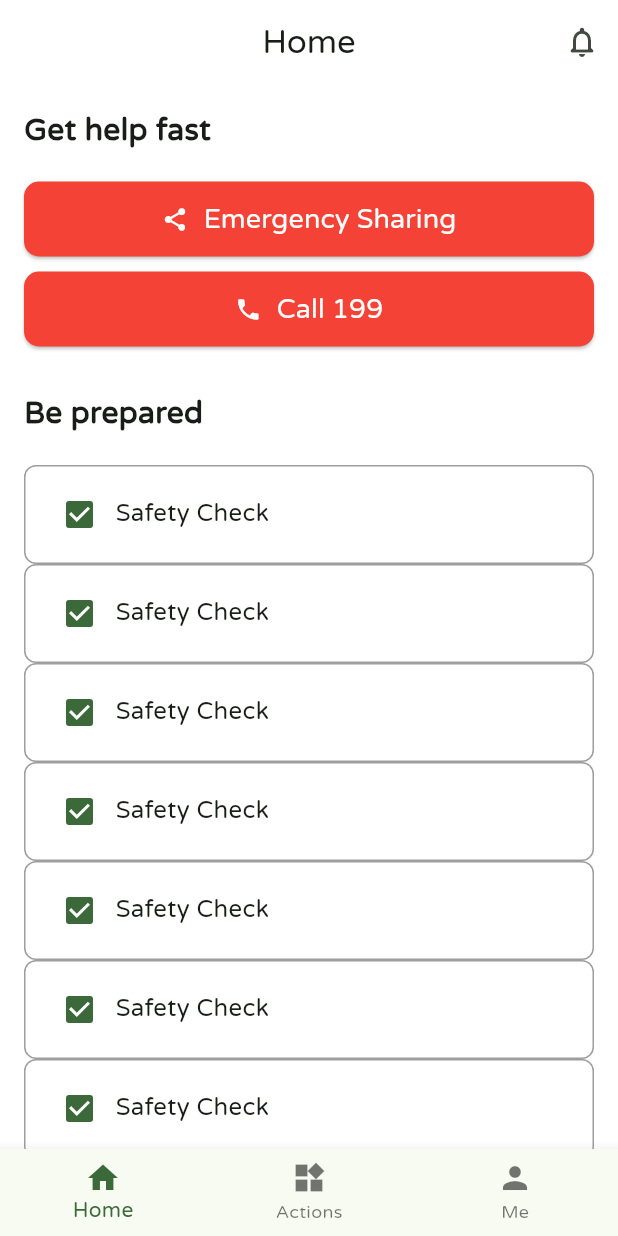
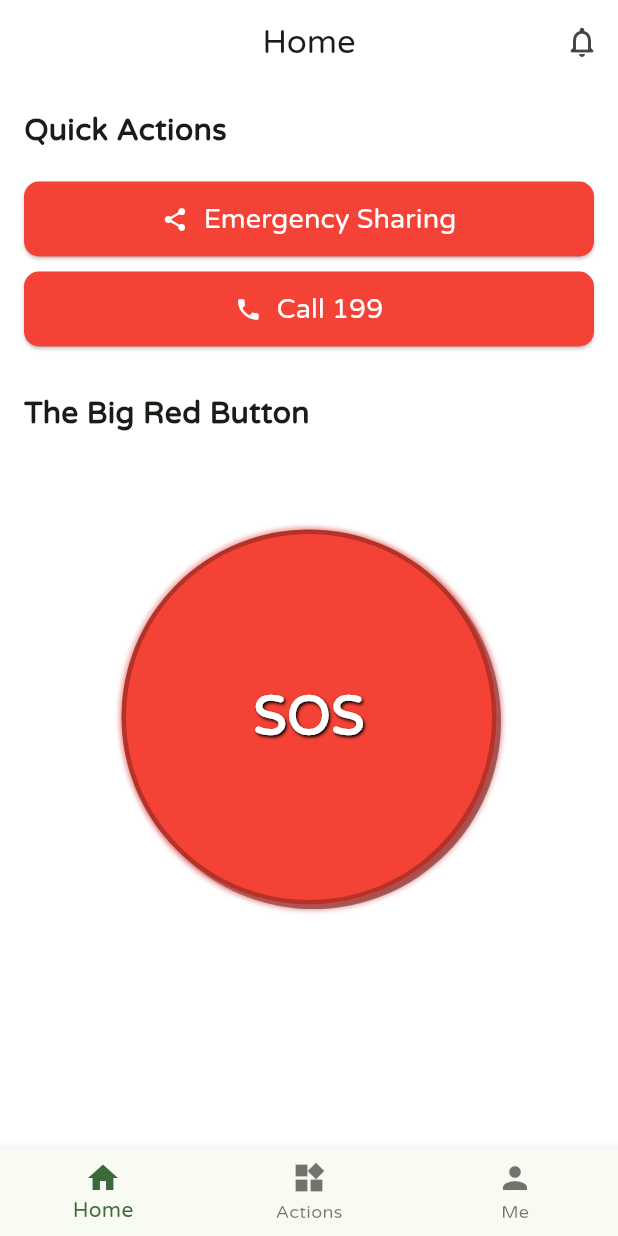
Before and after one commit to ObiajuluM/Ally, a Flutter app: the screen it shows after launch, on a phone screen of 412 x 824 dp. Run offline on Flutter 3.47's test engine with Material 3 defaults, Android fonts, the phone set to English and light mode, and no system bars; our stand-ins replace flutter_riverpod, riverpod, shared_preferences; missing offline and left inert: flutter_displaymode.

Commit message:
chages to the big red button

```diff
--- /dev/null
+++ b/lib/pages/home/components/big_red_button copy.dart
@@ -0,0 +1,152 @@
+import 'package:flutter/material.dart';
+
+class PressableButtonAnimated extends StatefulWidget {
+  // Use a builder function to pass the 'isPressed' state to the child
+  final Widget Function(bool isPressed) builder;
+  final VoidCallback onPressed;
+  final Duration animationDuration;
+  final double scaleFactor;
+  final double pressedOffset; // Overall vertical offset when pressed
+
+  const PressableButtonAnimated({
+    Key? key,
+    required this.builder,
+    required this.onPressed,
+    this.animationDuration = const Duration(milliseconds: 100),
+    this.scaleFactor =
+        0.95, // Slightly more pronounced scale down for this effect
+    this.pressedOffset = 4.0, // Overall button moves down by 4 pixels
+  }) : super(key: key);
+
+  @override
+  _PressableButtonAnimatedState createState() =>
+      _PressableButtonAnimatedState();
+}
+
+class _PressableButtonAnimatedState extends State<PressableButtonAnimated> {
+  bool _isPressed = false;
+
+  @override
+  Widget build(BuildContext context) {
+    final double overallScale = _isPressed ? widget.scaleFactor : 1.0;
+    final double overallYOffset = _isPressed ? widget.pressedOffset : 0.0;
+
+    return GestureDetector(
+      onTapDown: (_) {
+        setState(() {
+          _isPressed = true;
+        });
+      },
+      onTapUp: (_) {
+        setState(() {
+          _isPressed = false;
+        });
+        // Execute callback after the release animation starts/completes
+        // You might want to delay this if the animation is long
+        widget.onPressed();
+      },
+      onTapCancel: () {
+        setState(() {
+          _isPressed = false;
+        });
+      },
+      child: AnimatedScale(
+        scale: overallScale,
+        duration: widget.animationDuration,
+        curve: Curves.easeOutCubic,
+        child: AnimatedSlide(
+          offset: Offset(0, overallYOffset), // Overall vertical translation
+          duration: widget.animationDuration,
+          curve: Curves.easeOutCubic,
+          child: widget.builder(_isPressed), // Pass _isPressed to the builder
+        ),
+      ),
+    );
+  }
+}
+
+class BigRedButton extends StatelessWidget {
+  const BigRedButton({
+    super.key,
+  });
+
+  @override
+  Widget build(BuildContext context) {
+    return Center(
+      child: PressableButtonAnimated(
+        pressedOffset: 0.2,
+
+        onPressed: () {
+          ScaffoldMessenger.of(context).showSnackBar(
+            const SnackBar(content: Text('Amber button clicked!')),
+          );
+          print('Amber button pressed!');
+        },
+        // The builder provides the isPressed state to its child
+        builder: (bool isPressed) {
+          // Adjust shadow properties based on 'isPressed'
+          final double shadowOffsetX =
+              isPressed ? 0 : 6.0; // Shadow shifts closer when pressed
+          final double shadowOffsetY =
+              isPressed ? 0 : 6.0; // Shadow shifts closer when pressed
+          final double shadowOpacity =
+              isPressed ? 0.2 : 1; // Shadow becomes lighter/more transparent
+
+          return Stack(
+            // We don't need a specific alignment here if children are positioned
+            // or if the main button is centered and shadow offset by Transform.translate
+            children: [
+              /// Animated Shadow Container (Black, behind the main button)
+              // This uses Transform.translate for the offset, which is also animated
+              AnimatedPositioned(
+                duration: const Duration(milliseconds: 100),
+                curve: Curves.easeOutCubic,
+                left: 0, right: 0, top: 0,
+                bottom: 0, // Fill stack area
+                child: Transform.translate(
+                  offset: Offset(shadowOffsetX, shadowOffsetY),
+                  child: AnimatedOpacity(
+                    opacity: shadowOpacity,
+                    duration: const Duration(milliseconds: 100),
+                    child: Container(
+                      height: 100, // Match main button's effective size
+                      width: 200, // Match main button's effective size
+                      decoration: BoxDecoration(
+                        color: Colors.black, // Base color is black
+                        borderRadius: BorderRadius.circular(60),
+                      ),
+                    ),
+                  ),
+                ),
+              ),
+
+              /// Main Button Container (Amber, on top)
+              Container(
+                height: 100,
+                width: 200,
+                decoration: BoxDecoration(
+                  color: Colors.amber, // Main button color
+                  border: Border.all(
+                    color: Colors.black, // Border color
+                    width: 2, // Border width
+                  ),
+                  borderRadius: BorderRadius.circular(60), // Rounded corners
+                ),
+                child: const Center(
+                  child: Text(
+                    'Click Me',
+                    style: TextStyle(
+                      color: Colors.black,
+                      fontWeight: FontWeight.bold,
+                      fontSize: 24,
+                    ),
+                  ),
+                ),
+              ),
+            ],
+          );
+        },
+      ),
+    );
+  }
+}
--- /dev/null
+++ b/lib/pages/home/components/big_red_button.dart
@@ -0,0 +1,183 @@
+import 'dart:developer';
+import 'package:flutter/material.dart';
+
+class PressableButtonAnimated extends StatefulWidget {
+  // Use a builder function to pass the 'isPressed' state to the child
+  final Widget Function(bool isPressed) builder;
+  final VoidCallback onPressed;
+  final Duration animationDuration;
+  final double scaleFactor;
+  final double pressedOffset; // Fractional vertical offset for AnimatedSlide
+
+  const PressableButtonAnimated({
+    super.key,
+    required this.builder,
+    required this.onPressed,
+    this.animationDuration = const Duration(milliseconds: 100),
+    this.scaleFactor = 0.95,
+    this.pressedOffset = 0.05, // Default fractional offset (e.g., 5% of height)
+  });
+
+  @override
+  _PressableButtonAnimatedState createState() =>
+      _PressableButtonAnimatedState();
+}
+
+class _PressableButtonAnimatedState extends State<PressableButtonAnimated> {
+  bool _isPressed = false;
+
+  @override
+  Widget build(BuildContext context) {
+    final double overallScale = _isPressed ? widget.scaleFactor : 1.0;
+    // overallYOffset is used by AnimatedSlide as a fraction of the child's size
+    final double overallYOffset = _isPressed ? widget.pressedOffset : 0.0;
+
+    return GestureDetector(
+      onTapDown: (_) {
+        setState(() {
+          _isPressed = true;
+        });
+      },
+      onTapUp: (_) {
+        setState(() {
+          _isPressed = false;
+        });
+        widget.onPressed();
+      },
+      onTapCancel: () {
+        setState(() {
+          _isPressed = false;
+        });
+      },
+      child: AnimatedScale(
+        scale: overallScale,
+        duration: widget.animationDuration,
+        curve: Curves.easeOutCubic,
+        child: AnimatedSlide(
+          offset: Offset(
+              0, overallYOffset), // Vertical translation as a fraction of size
+          duration: widget.animationDuration,
+          curve: Curves.easeOutCubic,
+          child: widget.builder(_isPressed), // Pass _isPressed to the builder
+        ),
+      ),
+    );
+  }
+}
+
+class BigRedButton extends StatelessWidget {
+  const BigRedButton({
+    super.key,
+  });
+
+  @override
+  Widget build(BuildContext context) {
+    const double buttonSize = 250.0; // Diameter of the circle
+    const double shadowOffsetValue =
+        6.0; // How far the shadow is initially offset
+
+    return Center(
+      child: PressableButtonAnimated(
+        pressedOffset: 0.05, // Button moves down by 5% of its height
+        scaleFactor: 0.93, // Scales down a bit more for a circular button
+        onPressed: () {
+          ScaffoldMessenger.of(context).showSnackBar(
+            const SnackBar(content: Text('Big Red Button Clicked!')),
+          );
+          print('Big Red Button pressed!');
+          log("BOOOOOOOOOOOOOOOBS");
+        },
+        builder: (bool isPressed) {
+          final double currentShadowOffsetX = isPressed ? 0 : shadowOffsetValue;
+          final double currentShadowOffsetY = isPressed ? 0 : shadowOffsetValue;
+          final double shadowOpacity =
+              isPressed ? 0.15 : 0.5; // Adjusted opacity
+
+          return SizedBox(
+            //SizedBox to constrain the Stack size
+            width: buttonSize + shadowOffsetValue, // Accommodate shadow offset
+            height: buttonSize + shadowOffsetValue,
+            child: Stack(
+              alignment:
+                  Alignment.center, // Center children within the SizedBox
+              children: [
+                /// Animated Shadow Container
+                AnimatedPositioned(
+                  duration: const Duration(milliseconds: 100),
+                  curve: Curves.easeOutCubic,
+                  // Position the shadow based on its offset
+                  left: isPressed ? shadowOffsetValue / 2 : 0,
+                  top: isPressed ? shadowOffsetValue / 2 : 0,
+                  child: Transform.translate(
+                    offset: Offset(currentShadowOffsetX, currentShadowOffsetY),
+                    child: AnimatedOpacity(
+                      opacity: shadowOpacity,
+                      duration: const Duration(milliseconds: 100),
+                      child: Container(
+                        height: buttonSize,
+                        width: buttonSize,
+                        decoration: const BoxDecoration(
+                          color: Colors.black,
+                          shape: BoxShape.circle,
+                        ),
+                      ),
+                    ),
+                  ),
+                ),
+
+                /// Main Button Container (Red, circular, on top)
+                Container(
+                  height: buttonSize,
+                  width: buttonSize,
+                  decoration: BoxDecoration(
+                    color: Colors.red, // Main button color
+                    shape: BoxShape.circle,
+                    border: Border.all(
+                      color: Colors.black26, // Darker border for definition
+                      width: 3,
+                    ),
+                    boxShadow: [
+                      // Adding a subtle inner shadow for depth if not pressed
+                      if (!isPressed)
+                        BoxShadow(
+                          color: Colors.red.shade800.withOpacity(0.7),
+                          offset: const Offset(2, 2),
+                          blurRadius: 3,
+                          spreadRadius: 1,
+                        ),
+                      if (!isPressed)
+                        BoxShadow(
+                          color: Colors.red.shade300.withOpacity(0.5),
+                          offset: const Offset(-1, -1),
+                          blurRadius: 2,
+                          spreadRadius: 0.5,
+                        )
+                    ],
+                  ),
+                  child: const Center(
+                    child: Text(
+                      'SOS', // Changed text for a circular button
+                      style: TextStyle(
+                        color: Colors.white,
+                        fontWeight: FontWeight.bold,
+                        fontSize: 36, // Adjusted font size
+                        shadows: [
+                          // Text shadow for better readability
+                          Shadow(
+                            blurRadius: 2.0,
+                            color: Colors.black,
+                            offset: Offset(1.0, 1.0),
+                          ),
+                        ],
+                      ),
+                    ),
+                  ),
+                ),
+              ],
+            ),
+          );
+        },
+      ),
+    );
+  }
+}
--- a/lib/pages/home/home.dart
+++ b/lib/pages/home/home.dart
@@ -1,4 +1,6 @@
 import 'package:ally/pages/actions/actions.dart';
+import 'package:ally/pages/home/components/big_red_button.dart';
+
 import 'package:ally/themes/theme_provider.dart';
 import 'package:flutter/material.dart';
 import 'package:flutter_riverpod/flutter_riverpod.dart';
@@ -16,11 +18,16 @@ import 'package:flutter_riverpod/flutter_riverpod.dart';
 //             ),
 //           ),
 
-class HomePage extends ConsumerWidget {
+class HomePage extends ConsumerStatefulWidget {
   const HomePage({super.key});
 
   @override
-  Widget build(BuildContext context, WidgetRef ref) {
+  ConsumerState<ConsumerStatefulWidget> createState() => _HomePageState();
+}
+
+class _HomePageState extends ConsumerState<HomePage> {
+  @override
+  Widget build(BuildContext context) {
     return Scaffold(
       ///
       body: SingleChildScrollView(
@@ -33,7 +40,7 @@ class HomePage extends ConsumerWidget {
                 ref.read(themeModeProvider.notifier).changeTheme();
               },
               child: const Text(
-                'Get help fast',
+                'Quick Actions',
                 style: TextStyle(
                   fontSize: 20,
                   fontWeight: FontWeight.bold,
@@ -66,21 +73,24 @@ class HomePage extends ConsumerWidget {
             ),
             const SizedBox(height: 30),
             const Text(
-              'Be prepared',
+              'The Big Red Button',
               style: TextStyle(
                 fontSize: 20,
                 fontWeight: FontWeight.bold,
               ),
             ),
             const SizedBox(height: 20),
-            for (int i = 0; i < 10; i++)
-              _buildCheckboxTile(
-                label: 'Safety Check',
-                value: true,
-                onChanged: (bool? value) {
-                  // Handle checkbox change
-                },
+
+            ///
+            // for (int i = 0; i < 10; i++)
+            Container(
+              // color: Colors.yellow,
+              margin: EdgeInsets.symmetric(
+                horizontal: 12,
+                vertical: 40,
               ),
+              child: BigRedButton(),
+            ),
           ],
         ),
       ),
@@ -117,30 +127,4 @@ class HomePage extends ConsumerWidget {
       ),
     );
   }
-
-  Widget _buildCheckboxTile({
-    required String label,
-    required bool value,
-    required ValueChanged<bool?> onChanged,
-  }) {
-    return Container(
-      padding: const EdgeInsets.symmetric(vertical: 8, horizontal: 12),
-      decoration: BoxDecoration(
-        border: Border.all(color: Colors.grey),
-        borderRadius: BorderRadius.circular(8),
-      ),
-      child: Row(
-        children: [
-          Checkbox(
-            value: value,
-            onChanged: onChanged,
-          ),
-          Text(
-            label,
-            style: const TextStyle(fontSize: 16),
-          ),
-        ],
-      ),
-    );
-  }
 }
```
Also changed, not shown: lib/pages/home/press_buttons_tryouts.dart (added, +193 -0 lines).
